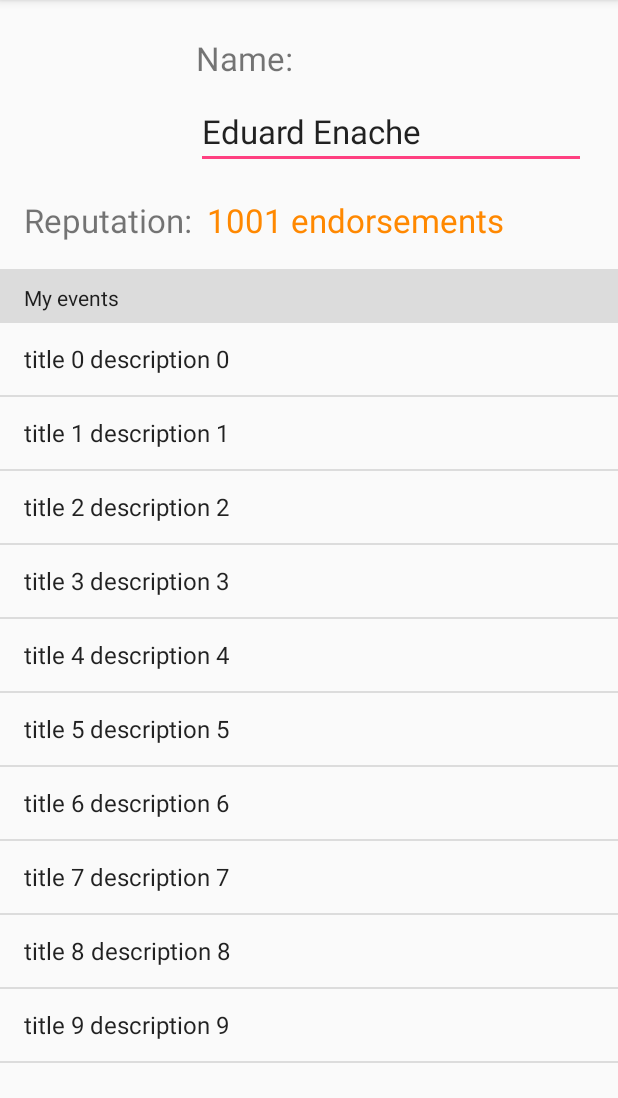
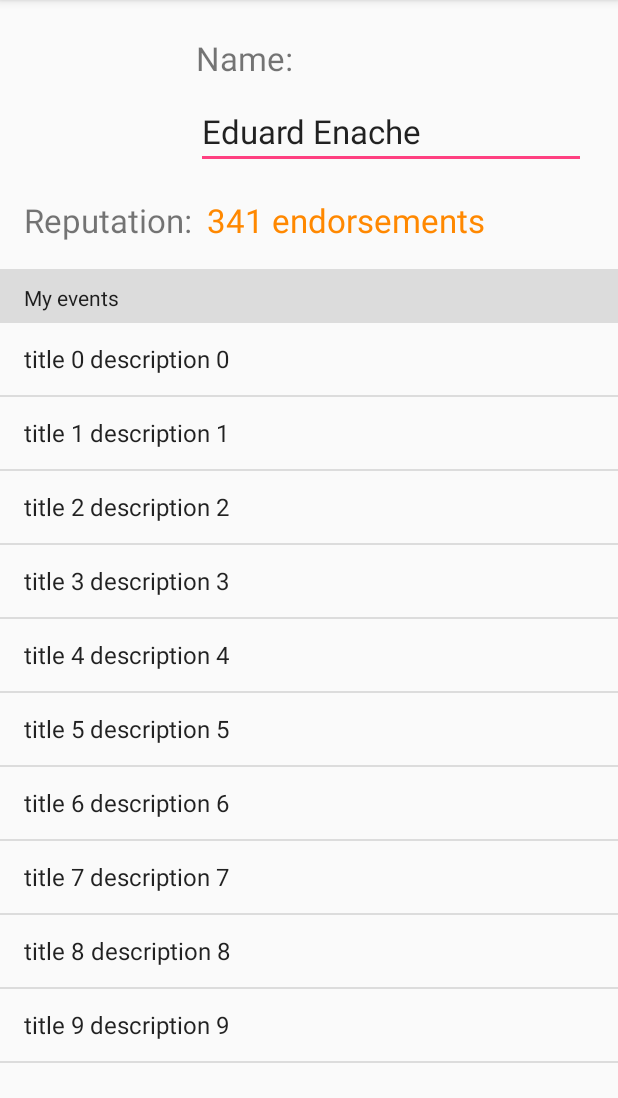
Before and after one commit to hackabit2017/community, an Android app: the Profile screen opened directly, with no data from a screen before it, on a phone screen of 412 x 824 dp, the part 84-1182 px from its top. Run offline under Robolectric (Android 15) with nearby library versions, the phone set to English and light mode, and no system bars.

Commit message:
complete endorsements no and name on create

```diff
--- a/AndroidApp/Community/app/src/main/java/eu/hackabit/community/Profile.java
+++ b/AndroidApp/Community/app/src/main/java/eu/hackabit/community/Profile.java
@@ -1,10 +1,14 @@
 package eu.hackabit.community;
 
 import android.content.Context;
+import android.support.design.widget.TextInputEditText;
 import android.support.v7.app.AppCompatActivity;
 import android.os.Bundle;
+import android.text.SpannableStringBuilder;
 import android.widget.ArrayAdapter;
+import android.widget.EditText;
 import android.widget.ListView;
+import android.widget.TextView;
 
 import java.util.ArrayList;
 import java.util.HashMap;
@@ -16,7 +20,14 @@ public class Profile extends AppCompatActivity {
     protected void onCreate(Bundle savedInstanceState) {
         super.onCreate(savedInstanceState);
         setContentView(R.layout.activity_profile);
-        final ListView listview = (ListView) findViewById(R.id.listview);
+
+        final EditText name = (EditText) findViewById(R.id.editText);
+        name.setText("Eduard Enache");
+
+        final TextView endorsementsNo = (TextView) findViewById((R.id.textView4));
+        endorsementsNo.setText("341 endorsements");
+
+        final ListView listview = (ListView) findViewById(R.id.listView);
 
         final ArrayList<EventItem> list = new ArrayList<EventItem>();
         for (int i = 0; i < 10; ++i) {
--- a/AndroidApp/Community/app/src/main/res/layout/activity_profile.xml
+++ b/AndroidApp/Community/app/src/main/res/layout/activity_profile.xml
@@ -34,7 +34,6 @@
         android:id="@+id/textView4"
         android:layout_width="wrap_content"
         android:layout_height="wrap_content"
-        android:text="1001 endorsements"
         android:textColor="@android:color/holo_orange_dark"
         android:textSize="22sp"
         tools:layout_constraintBottom_creator="1"
@@ -50,7 +49,6 @@
         android:layout_height="wrap_content"
         android:ems="10"
         android:inputType="textPersonName"
-        android:text="Eduard Enache"
         android:textSize="22sp"
         tools:layout_constraintRight_creator="1"
         tools:layout_constraintBottom_creator="1"
@@ -93,7 +91,7 @@
         android:layout_height="0dp"
         android:layout_marginBottom="3dp"
         android:layout_marginTop="7dp"
-        android:id="@+id/listview"
+        android:id="@+id/listView"
         app:layout_constraintBottom_toBottomOf="parent"
         app:layout_constraintHorizontal_bias="1.0"
         app:layout_constraintLeft_toLeftOf="parent"
```
